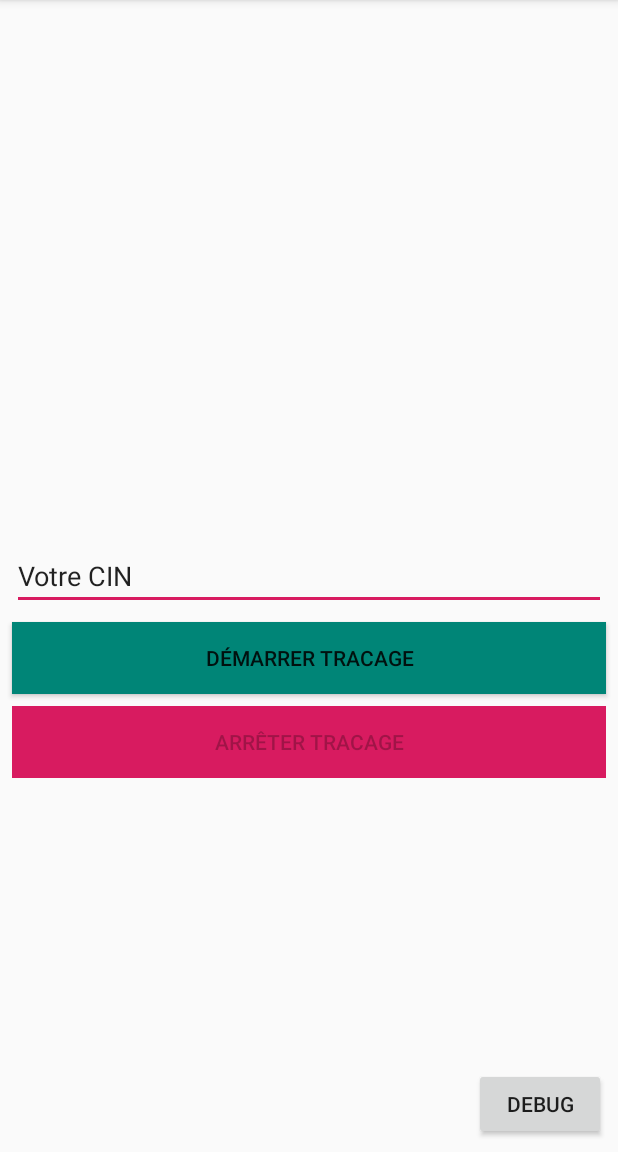
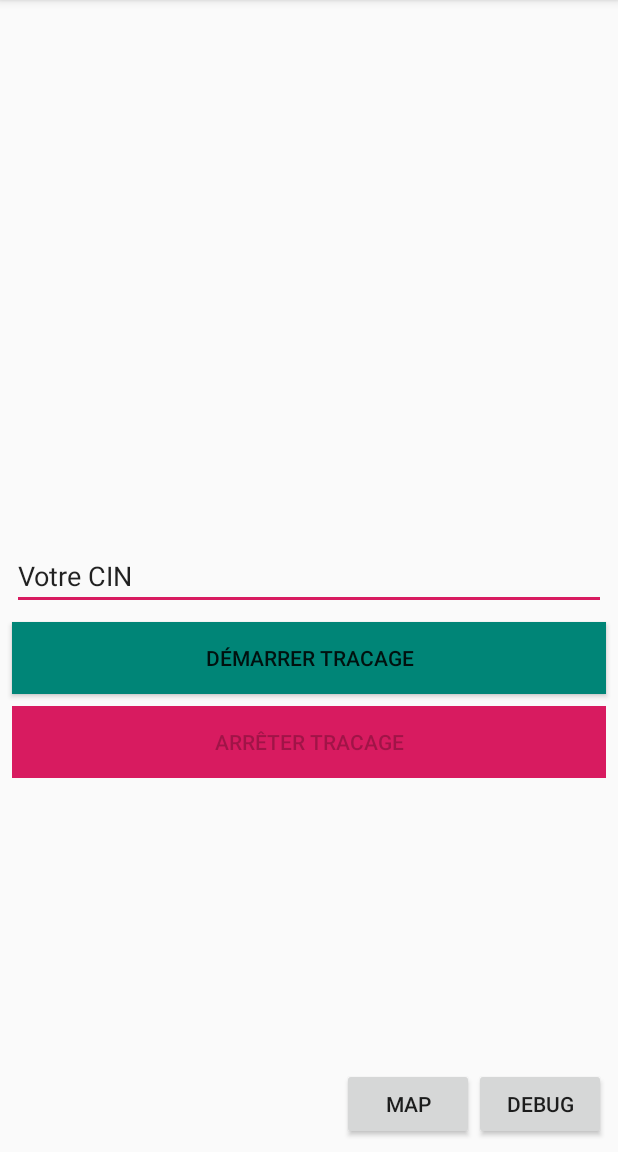
Before and after one commit to tabdelbari/CovidMAROC, an Android app: the screen it shows after launch (MainActivity), on a phone screen of 412 x 824 dp, the part 84-1236 px from its top. Run offline under Robolectric (Android 15) with nearby library versions, the phone set to English and light mode, and no system bars; our stand-ins replace Firebase (no records; nobody signed in at launch, a user with empty details on screens opened directly), Room's generated code.

Commit message:
15-11-2020

```diff
--- /dev/null
+++ b/app/src/main/java/ma/fst/covidmaroc/APIClient.java
@@ -0,0 +1,18 @@
+package ma.fst.covidmaroc;
+
+import retrofit2.Retrofit;
+import retrofit2.converter.gson.GsonConverterFactory;
+
+public class APIClient {
+    private static Retrofit retrofit = null;
+
+    static Retrofit getClient() {
+
+
+        return new Retrofit.Builder()
+                .baseUrl("https://covid19tracke.herokuapp.com/")
+                .addConverterFactory(GsonConverterFactory.create())
+                .build();
+    }
+
+}
--- /dev/null
+++ b/app/src/main/java/ma/fst/covidmaroc/APIInterface.java
@@ -0,0 +1,26 @@
+package ma.fst.covidmaroc;
+
+import java.util.List;
+
+import ma.fst.covidmaroc.model.Collision;
+import ma.fst.covidmaroc.model.Path;
+import ma.fst.covidmaroc.model.User;
+import retrofit2.Call;
+import retrofit2.http.Body;
+import retrofit2.http.GET;
+import retrofit2.http.POST;
+
+public interface APIInterface {
+
+    @POST("/api/collisions")
+    Call<Collision> createCollision(@Body Collision collision);
+
+    @GET("/api/users")
+    Call<List<User>> getUsers();
+
+    @GET("/api/paths")
+    Call<List<Path>> getPaths();
+
+    @GET("/api/collisions")
+    Call<List<Collision>> getCollisions();
+}
--- a/app/src/main/java/ma/fst/covidmaroc/MainActivity.java
+++ b/app/src/main/java/ma/fst/covidmaroc/MainActivity.java
@@ -10,12 +10,11 @@ import android.content.Intent;
 import android.content.pm.PackageManager;
 import android.os.Build;
 import android.os.Bundle;
+import android.util.Log;
 import android.view.KeyEvent;
 import android.view.View;
-import android.widget.ArrayAdapter;
 import android.widget.Button;
 import android.widget.EditText;
-import android.widget.ListView;
 import android.widget.Toast;
 
 import com.google.android.gms.nearby.Nearby;
@@ -29,18 +28,20 @@ import com.google.android.gms.nearby.connection.EndpointDiscoveryCallback;
 import com.google.android.gms.nearby.connection.Strategy;
 import com.google.firebase.firestore.FirebaseFirestore;
 
-import java.util.ArrayList;
 import java.util.Date;
-import java.util.HashMap;
-import java.util.Map;
 
 import ma.fst.covidmaroc.dao.CIN;
 import ma.fst.covidmaroc.dao.Entry;
+import ma.fst.covidmaroc.model.Collision;
 import ma.fst.covidmaroc.task.AsyncTaskInsert;
 import ma.fst.covidmaroc.task.AsyncTaskInsertCIN;
 import ma.fst.covidmaroc.task.AsyncTaskLoadCIN;
+import retrofit2.Call;
+import retrofit2.Callback;
+import retrofit2.Response;
 
 public class MainActivity extends AppCompatActivity{
+    private static final String TAG = "MainActivity";
 
     private EditText text_cin;
     private Button btn_demarrer, btn_arreter;
@@ -51,13 +52,16 @@ public class MainActivity extends AppCompatActivity{
 
     private FirebaseFirestore db;
 
-    /**------------------------sta PERMITIONS----------------------------*/
+    private APIInterface apiInterface;
+
+    /**------------------------start PERMITIONS----------------------------*/
     private static final String[] REQUIRED_PERMISSIONS = new String[] {
             Manifest.permission.BLUETOOTH,
             Manifest.permission.BLUETOOTH_ADMIN,
             Manifest.permission.ACCESS_WIFI_STATE,
             Manifest.permission.CHANGE_WIFI_STATE,
             Manifest.permission.ACCESS_COARSE_LOCATION,
+            Manifest.permission.ACCESS_FINE_LOCATION,
     };
     private static final int REQUEST_CODE_REQUIRED_PERMISSIONS = 1;
     /**------------------------END PERMITIONS----------------------------*/
@@ -70,11 +74,11 @@ public class MainActivity extends AppCompatActivity{
         text_cin = findViewById(R.id.text_cin);
         text_cin.setOnKeyListener(new View.OnKeyListener() {
             @Override
-            public boolean onKey(View view, int i, KeyEvent keyEvent) { refresh(view);return false;
-            }
+            public boolean onKey(View view, int i, KeyEvent keyEvent) { refresh(view); return false; }
         });
         btn_demarrer = findViewById(R.id.btn_demarrer);
         btn_arreter = findViewById(R.id.btn_arreter);
+        apiInterface = APIClient.getClient().create(APIInterface.class);
         refresh(null);
 
         new AsyncTaskLoadCIN(this).execute();
@@ -97,6 +101,7 @@ public class MainActivity extends AppCompatActivity{
         }
         super.onStart();
     }
+
     private static boolean hasPermissions(Context context, String... permissions) {
         for (String permission : permissions) {
             if (ContextCompat.checkSelfPermission(context, permission)
@@ -107,6 +112,7 @@ public class MainActivity extends AppCompatActivity{
         return true;
     }
 
+    // ============================== ADVERTISING ===================================================================
     private final ConnectionLifecycleCallback connectionLifecycleCallback = new ConnectionLifecycleCallback() {
         @Override
         public void onConnectionInitiated(@NonNull String s, @NonNull ConnectionInfo connectionInfo) {}
@@ -121,37 +127,62 @@ public class MainActivity extends AppCompatActivity{
         AdvertisingOptions advertisingOptions = new AdvertisingOptions.Builder().setStrategy(Strategy.P2P_STAR).build();
         Nearby.getConnectionsClient(this).startAdvertising(text_cin.getText().toString(), SEVICE_ID, connectionLifecycleCallback, advertisingOptions);
     }
+    // ==================================================================================================================
 
+    // =============================== DISCOVERING ==================================================================
     private final EndpointDiscoveryCallback endpointDiscoveryCallback = new EndpointDiscoveryCallback() {
         @Override
         public void onEndpointFound(String endpointId, DiscoveredEndpointInfo info) {
             Toast.makeText(MainActivity.this, "Found:"+info.getEndpointName(), Toast.LENGTH_SHORT).show();
             new AsyncTaskInsert(MainActivity.this).execute(
                     new Entry(text_cin.getText().toString(), info.getEndpointName(), new Date().getTime()));
+            // TODO: start recording time
+            Collision c = new Collision();
+            c.setCin(text_cin.getText().toString());
+            c.setPathId("1");
+            c.setCinNear(info.getEndpointName());
+            c.setDate(System.currentTimeMillis());
+            c.setDuration(6000l);
+            apiInterface.createCollision(c).enqueue(new Callback<Collision>() {
+                @Override
+                public void onResponse(Call<Collision> call, Response<Collision> response) {
+                    Log.d(TAG, "onResponse: saved new collision to mongodb");
+                }
+
+                @Override
+                public void onFailure(Call<Collision> call, Throwable t) {
+                    Log.e(TAG, "onFailure: failed to save collision to mongodb", t);
+                }
+            });
         }
         @Override
-        public void onEndpointLost(String endpointId) {}
+        public void onEndpointLost(String endpointId) {
+            // TODO: stop recording time
+        }
     };
     private void startDiscovery() {
         DiscoveryOptions discoveryOptions = new DiscoveryOptions.Builder().setStrategy(Strategy.P2P_STAR).build();
         Nearby.getConnectionsClient(this).startDiscovery(SEVICE_ID, endpointDiscoveryCallback, discoveryOptions);
+    }
+    // ===================================================================================================================
+
+    public void demarrer(View v){
+        new AsyncTaskInsertCIN(this).execute(new CIN(text_cin.getText().toString()));
+        startAdvertising();
+        startDiscovery();
+        nearby_started = true;
+        text_cin.setEnabled(false);
+        refresh(v);
+        //TODO ajouter job pour firebase
     }
 
     public void arreter(View v){
         Nearby.getConnectionsClient(this).stopAdvertising();
         Nearby.getConnectionsClient(this).stopDiscovery();
         Nearby.getConnectionsClient(this).stopAllEndpoints();
+        text_cin.setEnabled(true);
         nearby_started = false;
         refresh(v);
-    }
-
-    public void demarrer(View v){
-        new AsyncTaskInsertCIN(this).execute(new CIN(text_cin.getText().toString()));
-        startAdvertising();
-        startDiscovery();
-        nearby_started = true;
-        refresh(v);
-        //TODO ajouter job pour firebase
     }
 
     public void onLoadCIN(String cin){
@@ -170,4 +201,10 @@ public class MainActivity extends AppCompatActivity{
         startActivity(intent);
     }
 
+    public void startMap(View v){
+        Intent intent = new Intent(this, MapsActivity.class);
+        startActivity(intent);
+    }
+
+
 }
--- a/app/src/main/res/layout/activity_main.xml
+++ b/app/src/main/res/layout/activity_main.xml
@@ -70,4 +70,14 @@
         app:layout_constraintBottom_toBottomOf="parent"
         app:layout_constraintEnd_toEndOf="parent" />
 
+    <Button
+        android:id="@+id/btn_debug2"
+        android:layout_width="wrap_content"
+        android:layout_height="wrap_content"
+        android:layout_marginBottom="8dp"
+        android:onClick="startMap"
+        android:text="MAP"
+        app:layout_constraintBottom_toBottomOf="parent"
+        app:layout_constraintEnd_toStartOf="@+id/btn_debug" />
+
 </androidx.constraintlayout.widget.ConstraintLayout>
--- a/app/src/main/res/values/strings.xml
+++ b/app/src/main/res/values/strings.xml
@@ -8,4 +8,5 @@
     <string name="arr_ter_tracage">Arrêter Tracage</string>
     <string name="d_marrer_tracage">Démarrer tracage</string>
     <string name="votre_cin">Votre CIN</string>
+    <string name="title_activity_maps">Map</string>
 </resources>
--- a/build.gradle
+++ b/build.gradle
@@ -7,7 +7,7 @@ buildscript {
 
     }
     dependencies {
-        classpath 'com.android.tools.build:gradle:3.4.1'
+        classpath 'com.android.tools.build:gradle:4.0.1'
         classpath 'com.google.gms:google-services:4.2.0'
 
         // NOTE: Do not place your application dependencies here; they belong
```
Also changed, not shown: app/build.gradle (+9 -6 lines), app/src/debug/res/values/google_maps_api.xml (added, +24 -0 lines), app/src/main/AndroidManifest.xml (+27 -1 lines), app/src/main/java/ma/fst/covidmaroc/MapsActivity.java (added, +47 -0 lines), app/src/main/java/ma/fst/covidmaroc/model/Collision.java (added, +70 -0 lines), app/src/main/java/ma/fst/covidmaroc/model/Path.java (added, +38 -0 lines), app/src/main/java/ma/fst/covidmaroc/model/User.java (added, +49 -0 lines), app/src/main/res/layout/activity_maps.xml (added, +9 -0 lines), gradle/wrapper/gradle-wrapper.properties, 3 other files.
